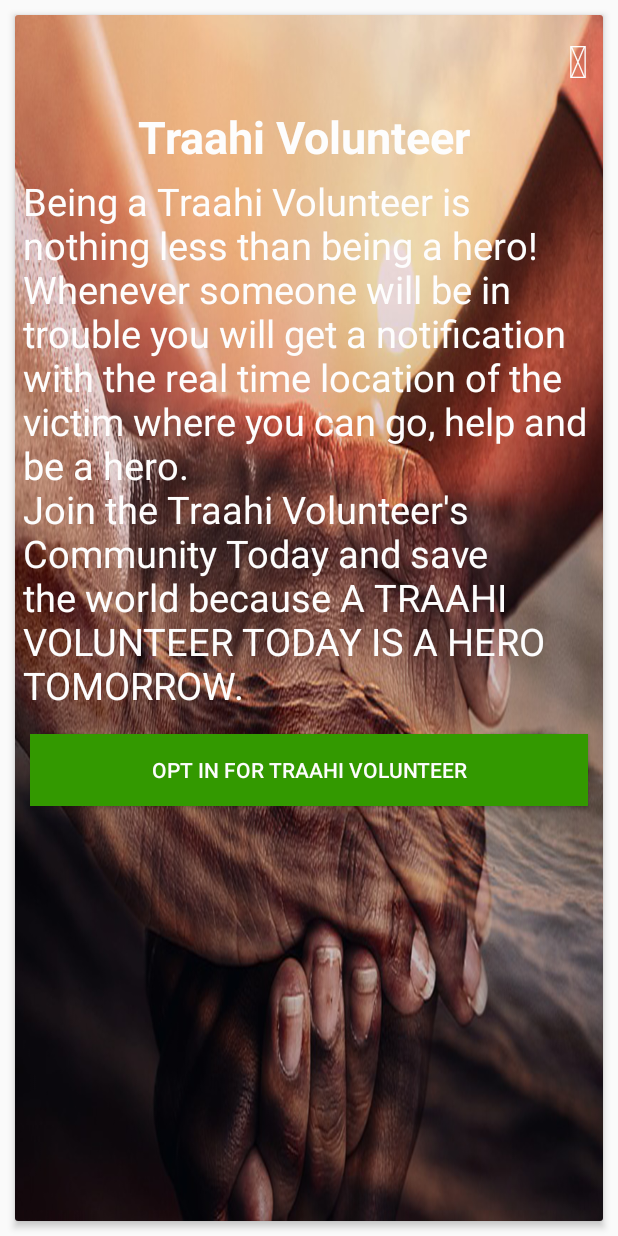
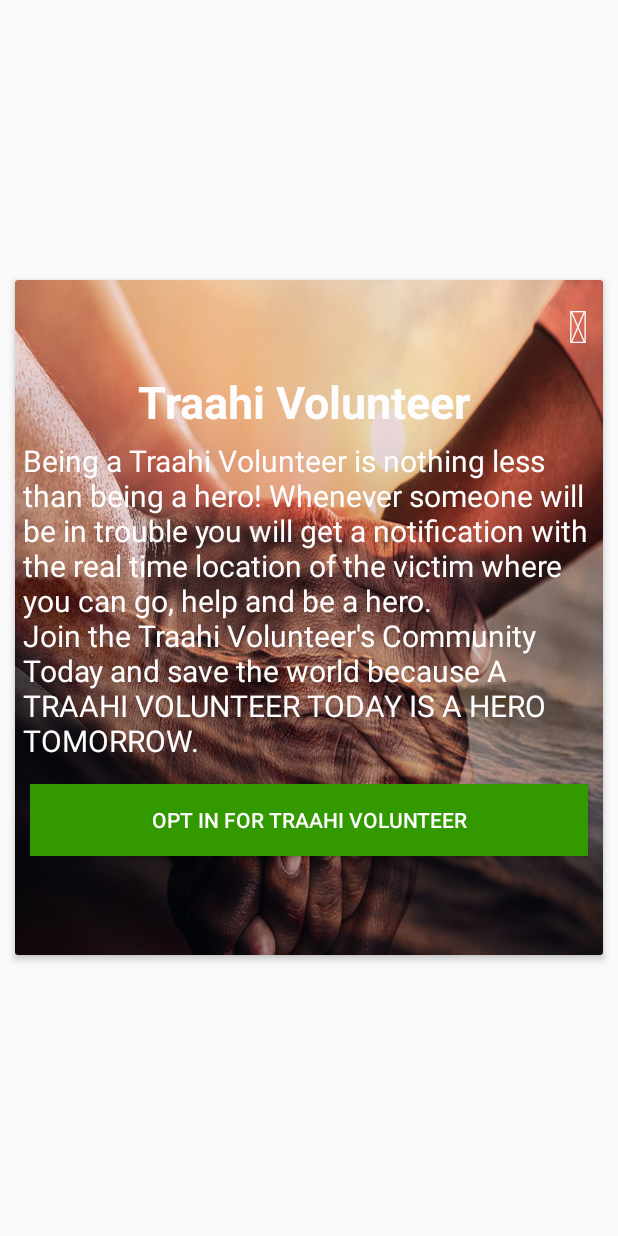
Before and after one commit to ashispnayak/Traahi, an Android app: the layout traahi_volunteer.xml on its own in the app's theme, with its tools: preview values and no code run, on a phone screen of 412 x 824 dp. Run offline under Robolectric (Android 15) with nearby library versions, the phone set to English and light mode, and no system bars.

Commit message:
Traahi Volunteer optimised

```diff
--- a/app/src/main/res/layout/traahi_volunteer.xml
+++ b/app/src/main/res/layout/traahi_volunteer.xml
@@ -14,9 +14,9 @@
         >
         <ImageView
             android:layout_width="wrap_content"
-            android:layout_height="wrap_content"
+            android:layout_height="450dp"
             android:scaleType="centerCrop"
-            android:src="@drawable/volunteer"/>
+            android:src="@drawable/traahi_volunteer"/>
         <TextView
             android:layout_width="match_parent"
             android:layout_height="wrap_content"
@@ -45,7 +45,7 @@
             android:layout_below="@+id/volunteerTitle"
             android:layout_margin="5dp"
             android:id="@+id/volunteerDescription"
-            android:textSize="25sp"
+            android:textSize="20sp"
             android:textColor="#fdfdfd"
             android:text="Being a Traahi Volunteer is nothing less than being a hero! Whenever someone will be in trouble you will get a notification with the real time location of the victim where you can go, help and be a hero.\nJoin the Traahi Volunteer's Community Today and save the world because A TRAAHI VOLUNTEER TODAY IS A HERO TOMORROW."/>
         <Button
```
Also changed, not shown: app/src/main/java/com/invincix/traahi/MainActivity.java (+29 -15 lines), app/src/main/res/drawable-mdpi/traahi_volunteer.png (added), app/src/main/res/drawable-mdpi/volunteer.png (deleted).
